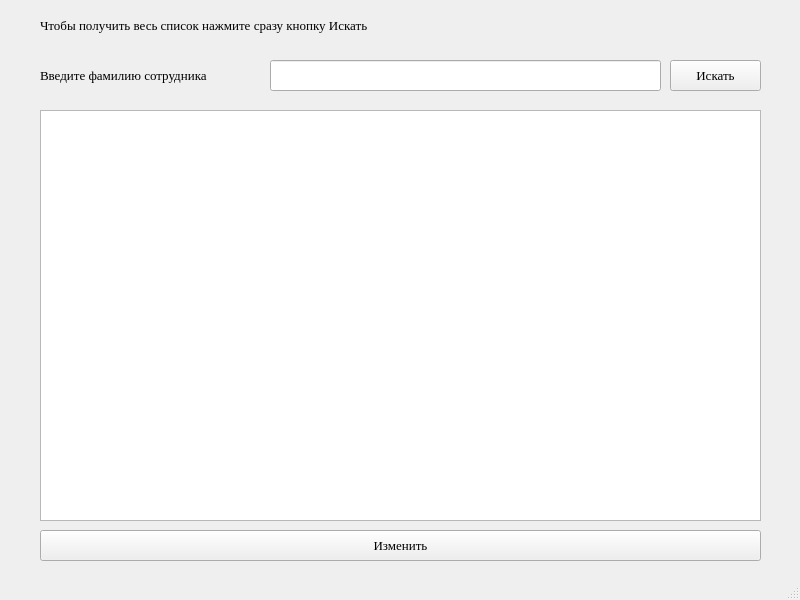
Qt form ChangeMenu.ui (MatAfan/YandexProject1) before a commit.
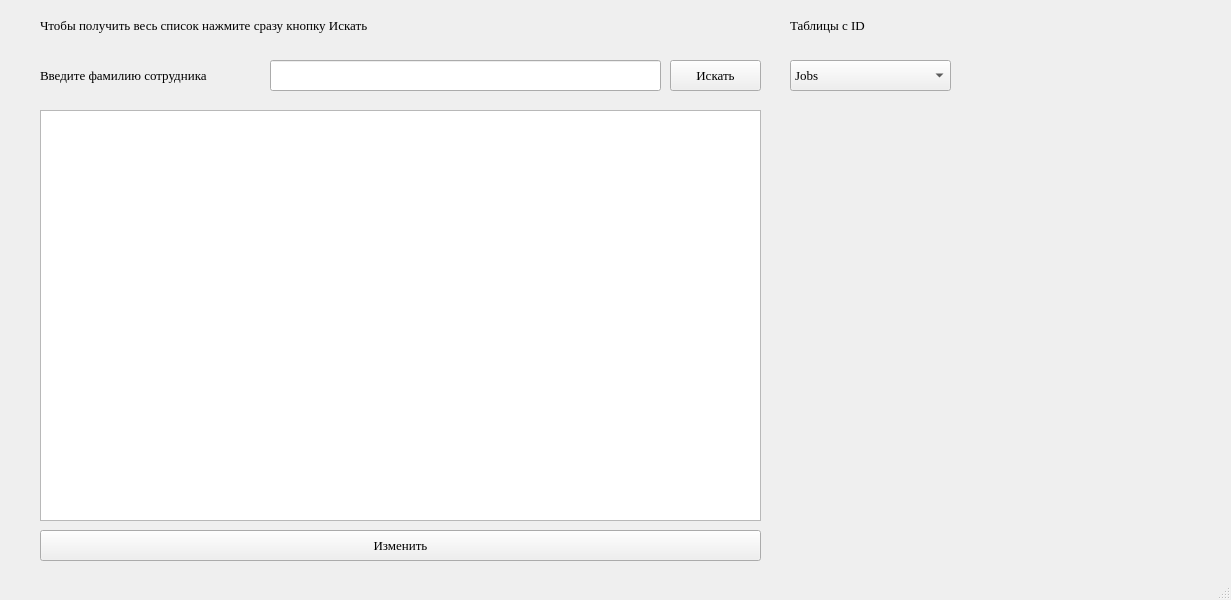
The same form after that commit.

What changed in the file:
```diff
--- a/ChangeMenu.ui
+++ b/ChangeMenu.ui
@@ -6,7 +6,7 @@
    <rect>
     <x>0</x>
     <y>0</y>
-    <width>800</width>
+    <width>1231</width>
     <height>600</height>
    </rect>
   </property>
@@ -98,6 +98,44 @@
      <string>Чтобы получить весь список нажмите сразу кнопку Искать</string>
     </property>
    </widget>
+   <widget class="QComboBox" name="comboBox">
+    <property name="geometry">
+     <rect>
+      <x>790</x>
+      <y>60</y>
+      <width>161</width>
+      <height>31</height>
+     </rect>
+    </property>
+    <item>
+     <property name="text">
+      <string>Jobs</string>
+     </property>
+    </item>
+    <item>
+     <property name="text">
+      <string>FamilySituation</string>
+     </property>
+    </item>
+    <item>
+     <property name="text">
+      <string>Study</string>
+     </property>
+    </item>
+   </widget>
+   <widget class="QLabel" name="label">
+    <property name="geometry">
+     <rect>
+      <x>790</x>
+      <y>10</y>
+      <width>421</width>
+      <height>31</height>
+     </rect>
+    </property>
+    <property name="text">
+     <string>Таблицы с ID</string>
+    </property>
+   </widget>
   </widget>
   <widget class="QStatusBar" name="statusbar"/>
  </widget>
```
Left out of the diff: 2 changed lines with no effect on the pictures.
